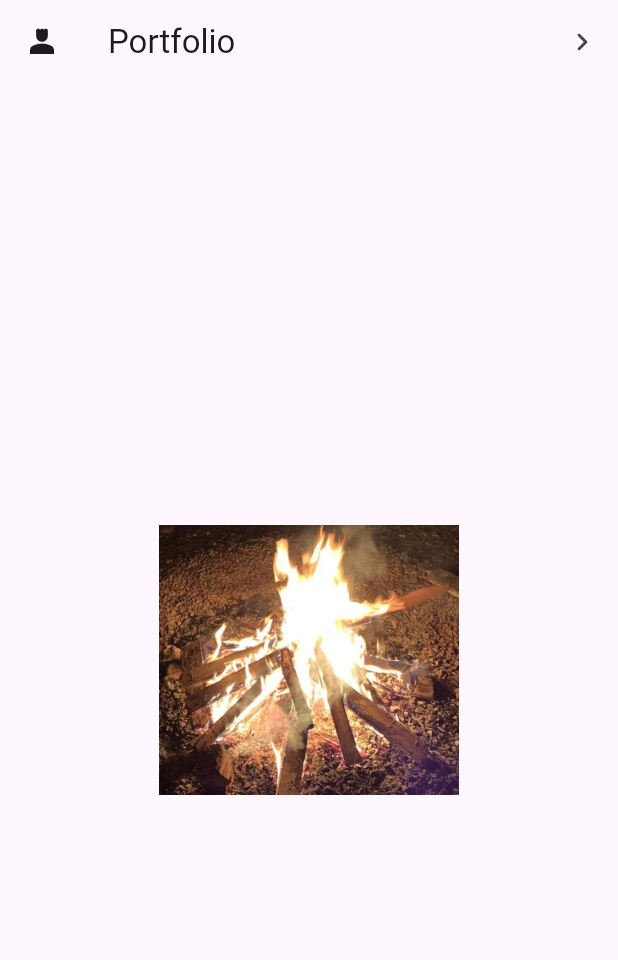
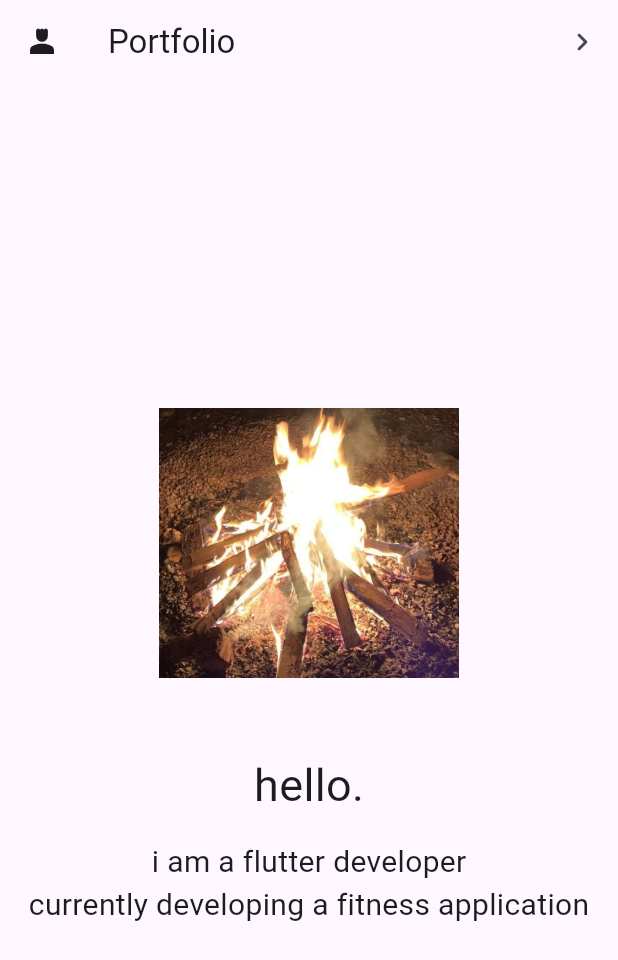
Before and after one commit to Palant-ir/project1-portfolio, a Flutter app: the screen it shows after launch, on a phone screen of 412 x 824 dp. Shown: the top 960 px of the screen. Run offline on Flutter 3.47's test engine with Material 3 defaults, Android fonts, the phone set to English and light mode, and no system bars.

Commit message:
added profile summary

```diff
--- a/lib/main.dart
+++ b/lib/main.dart
@@ -18,6 +18,9 @@ class MainApp extends StatelessWidget {
 
 class MyPortfolioApp extends StatelessWidget {
   const MyPortfolioApp({super.key});
+
+  final TextStyle textTitleStyle = const TextStyle(fontSize: 30.0);
+  final TextStyle textStyle = const TextStyle(fontSize: 20.0);
 
   @override
   Widget build(BuildContext context) {
@@ -44,6 +47,24 @@ class MyPortfolioApp extends StatelessWidget {
               height: 200,
               width: 200,
             ),
+            const SizedBox(height: 40),
+            Text(
+              'hello.',
+              style: textTitleStyle,
+            ),
+            const SizedBox(
+              height: 15.0,
+            ),
+            Text(
+              'i am a flutter developer',
+              style: textStyle,
+              textAlign: TextAlign.left,
+            ),
+            Text(
+              'currently developing a fitness application',
+              style: textStyle,
+              textAlign: TextAlign.start,
+            )
           ],
         ),
       ),
```
